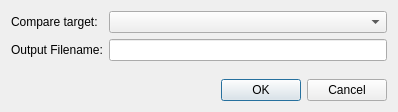
Old version of the form libs/geodata/riversurvey/private/geodatariversurvey_calcareaconditiondialog.ui in the repository i-RIC/prepost-gui.
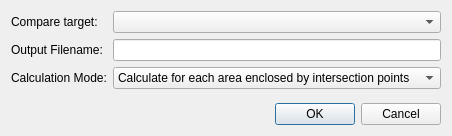
New version of the form. Custom widgets are drawn as their Qt base class.

Patch:
```diff
--- a/libs/geodata/riversurvey/private/geodatariversurvey_calcareaconditiondialog.ui
+++ b/libs/geodata/riversurvey/private/geodatariversurvey_calcareaconditiondialog.ui
@@ -6,8 +6,8 @@
    <rect>
     <x>0</x>
     <y>0</y>
-    <width>398</width>
-    <height>112</height>
+    <width>430</width>
+    <height>136</height>
    </rect>
   </property>
   <property name="windowTitle">
@@ -36,6 +36,27 @@
      <item row="1" column="1">
       <widget class="FilenameEditWidget" name="filenameEdit"/>
      </item>
+     <item row="2" column="0">
+      <widget class="QLabel" name="modeLabel">
+       <property name="text">
+        <string>Calculation Mode:</string>
+       </property>
+      </widget>
+     </item>
+     <item row="2" column="1">
+      <widget class="QComboBox" name="modeComboBox">
+       <item>
+        <property name="text">
+         <string>Calculate for each area enclosed by intersection points</string>
+        </property>
+       </item>
+       <item>
+        <property name="text">
+         <string>Statistics for each segment</string>
+        </property>
+       </item>
+      </widget>
+     </item>
     </layout>
    </item>
    <item>
```
